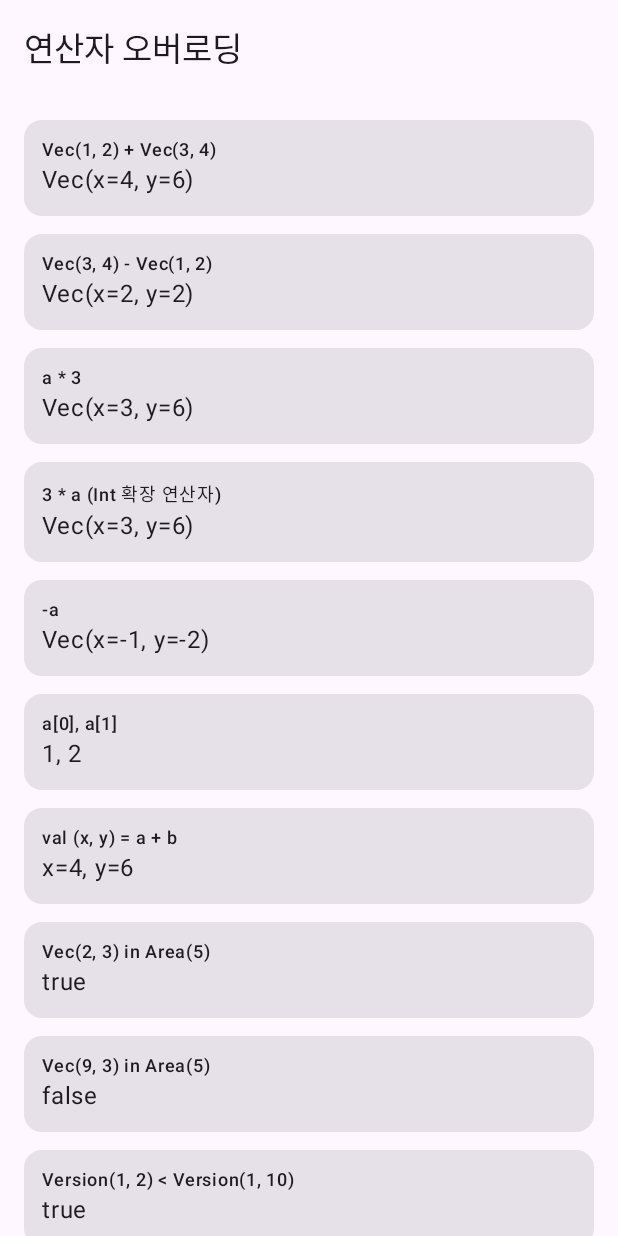
After one commit to 92hoy/kotlin_tutorial, an Android app built with Jetpack Compose: the composable OperatorDemo shown on its own in the app's theme, on a phone screen of 412 x 824 dp. The commit adds this screen. Run offline under Robolectric (Android 15) with nearby library versions, the phone set to English and light mode, and no system bars.

Commit message:
feat: 연산자 오버로딩 데모 화면 추가

```diff
--- /dev/null
+++ b/app/src/main/java/com/example/kotlintutorial/ui/demo/OperatorDemo.kt
@@ -0,0 +1,109 @@
+package com.example.kotlintutorial.ui.demo
+
+import androidx.compose.foundation.layout.Column
+import androidx.compose.foundation.layout.fillMaxWidth
+import androidx.compose.foundation.layout.padding
+import androidx.compose.material3.Card
+import androidx.compose.material3.MaterialTheme
+import androidx.compose.material3.Text
+import androidx.compose.runtime.Composable
+import androidx.compose.ui.Modifier
+import androidx.compose.ui.unit.dp
+
+/**
+ * 2차원 좌표. 연산자 오버로딩 예제용 값 객체.
+ *
+ * Kotlin 포인트: `operator` 키워드를 붙인 함수는 `+`, `-`, `*`, `[]`, `in` 같은 연산자로 호출된다.
+ * Java는 연산자 오버로딩이 없어서 `a.add(b)`처럼 메서드를 직접 불러야 함.
+ *
+ * @property x 가로 값.
+ * @property y 세로 값.
+ */
+data class Vec(val x: Int, val y: Int) {
+
+    /** `a + b`로 호출되는 벡터 덧셈. */
+    operator fun plus(other: Vec): Vec = Vec(x + other.x, y + other.y)
+
+    /** `a - b`로 호출되는 벡터 뺄셈. */
+    operator fun minus(other: Vec): Vec = Vec(x - other.x, y - other.y)
+
+    /** `a * 3`으로 호출되는 스칼라 곱. */
+    operator fun times(k: Int): Vec = Vec(x * k, y * k)
+
+    /** `-a`로 호출되는 부호 반전. */
+    operator fun unaryMinus(): Vec = Vec(-x, -y)
+
+    /** `a[0]`, `a[1]`로 성분을 읽는다. 범위를 벗어나면 예외를 던진다. */
+    operator fun get(index: Int): Int = when (index) {
+        0 -> x
+        1 -> y
+        else -> throw IndexOutOfBoundsException("Vec 인덱스는 0 또는 1: $index")
+    }
+}
+
+/**
+ * `3 * a`처럼 Int가 왼쪽에 오는 곱셈을 위한 확장 연산자.
+ *
+ * Kotlin 포인트: 이미 있는 타입(Int)에 확장 함수로 연산자를 추가할 수 있음.
+ */
+operator fun Int.times(v: Vec): Vec = v * this
+
+/**
+ * 정사각형 영역. `in` 연산자 오버로딩 예제용.
+ *
+ * @property size 한 변의 길이. 원점 기준 `0..size` 범위.
+ */
+class Area(private val size: Int) {
+
+    /** `point in area`로 호출되며 좌표가 영역 안인지 알려준다. */
+    operator fun contains(point: Vec): Boolean = point.x in 0..size && point.y in 0..size
+}
+
+/**
+ * 비교 연산자 예제용 버전 값. `compareTo` 하나로 `<`, `>`, `<=`, `>=`가 모두 동작한다.
+ *
+ * @property major 주 버전.
+ * @property minor 부 버전.
+ */
+data class Version(val major: Int, val minor: Int) : Comparable<Version> {
+
+    /** 주 버전, 부 버전 순으로 비교한다. */
+    override fun compareTo(other: Version): Int =
+        compareValuesBy(this, other, Version::major, Version::minor)
+}
+
+/** 연산자 오버로딩 결과 목록을 만든다. */
+fun operatorResults(): List<Pair<String, String>> {
+    val a = Vec(1, 2)
+    val b = Vec(3, 4)
+    val area = Area(5)
+    val (x, y) = a + b
+    return listOf(
+        "Vec(1, 2) + Vec(3, 4)" to (a + b).toString(),
+        "Vec(3, 4) - Vec(1, 2)" to (b - a).toString(),
+        "a * 3" to (a * 3).toString(),
+        "3 * a (Int 확장 연산자)" to (3 * a).toString(),
+        "-a" to (-a).toString(),
+        "a[0], a[1]" to "${a[0]}, ${a[1]}",
+        "val (x, y) = a + b" to "x=$x, y=$y",
+        "Vec(2, 3) in Area(5)" to (Vec(2, 3) in area).toString(),
+        "Vec(9, 3) in Area(5)" to (Vec(9, 3) in area).toString(),
+        "Version(1, 2) < Version(1, 10)" to (Version(1, 2) < Version(1, 10)).toString(),
+        "Version(2, 0) >= Version(1, 9)" to (Version(2, 0) >= Version(1, 9)).toString(),
+    )
+}
+
+/** 연산자 오버로딩 데모 화면. */
+@Composable
+fun OperatorDemo() {
+    DemoScaffold("연산자 오버로딩") {
+        operatorResults().forEach { (code, result) ->
+            Card(modifier = Modifier.fillMaxWidth()) {
+                Column(modifier = Modifier.padding(12.dp)) {
+                    Text(code, style = MaterialTheme.typography.labelMedium)
+                    Text(result, style = MaterialTheme.typography.bodyLarge)
+                }
+            }
+        }
+    }
+}
--- a/app/src/main/java/com/example/kotlintutorial/ui/navigation/Catalog.kt
+++ b/app/src/main/java/com/example/kotlintutorial/ui/navigation/Catalog.kt
@@ -13,6 +13,7 @@ import com.example.kotlintutorial.ui.demo.ScopeFunctionDemo
 import com.example.kotlintutorial.ui.demo.SealedStateDemo
 import com.example.kotlintutorial.ui.demo.DataClassDemo
 import com.example.kotlintutorial.ui.demo.NullSafetyDemo
+import com.example.kotlintutorial.ui.demo.OperatorDemo
 
 /**
  * 카탈로그에 등록되는 데모 한 개의 정보.
@@ -109,4 +110,10 @@ val catalog: List<DemoEntry> = listOf(
         summary = "`reified`로 런타임에 타입 확인, 상한 제약, `out` 변성",
         screen = { GenericDemo() },
     ),
+    DemoEntry(
+        route = "operator",
+        title = "연산자 오버로딩",
+        summary = "`operator fun`으로 `+`, `-`, `*`, `[]`, `in`, `<` 직접 정의",
+        screen = { OperatorDemo() },
+    ),
 )
```
